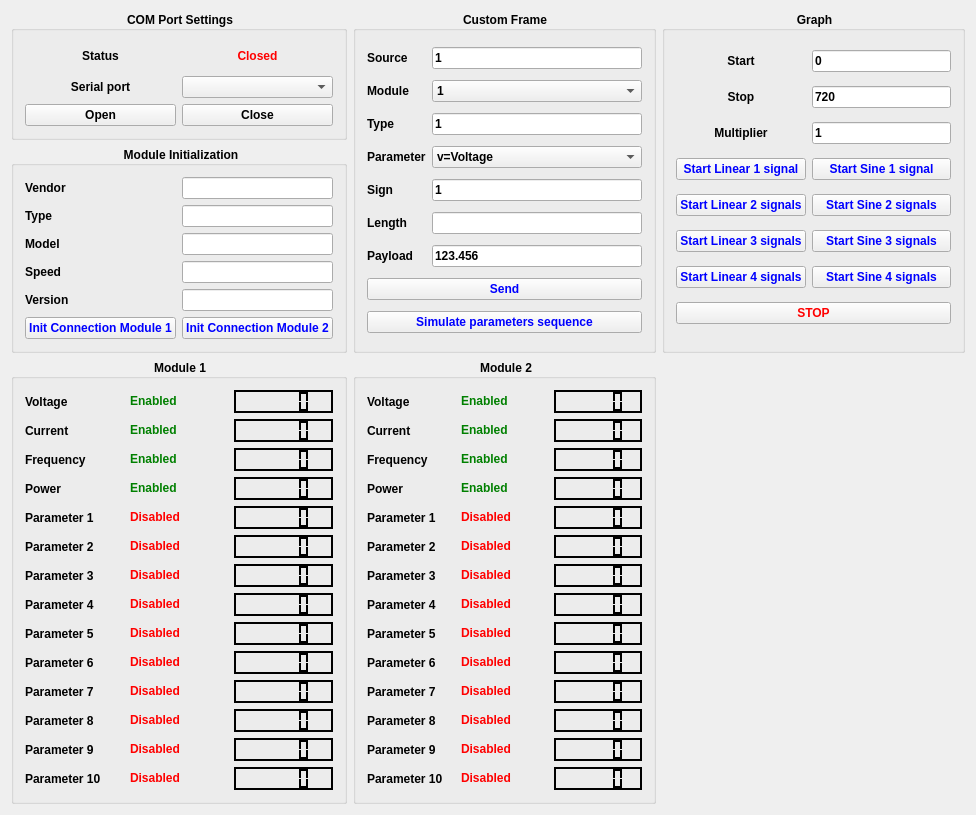
Qt form mainwindow.ui (adamchor1992/MScThesisPart4_TestApplication_PC_directly_to_NucleoF411) before a commit.
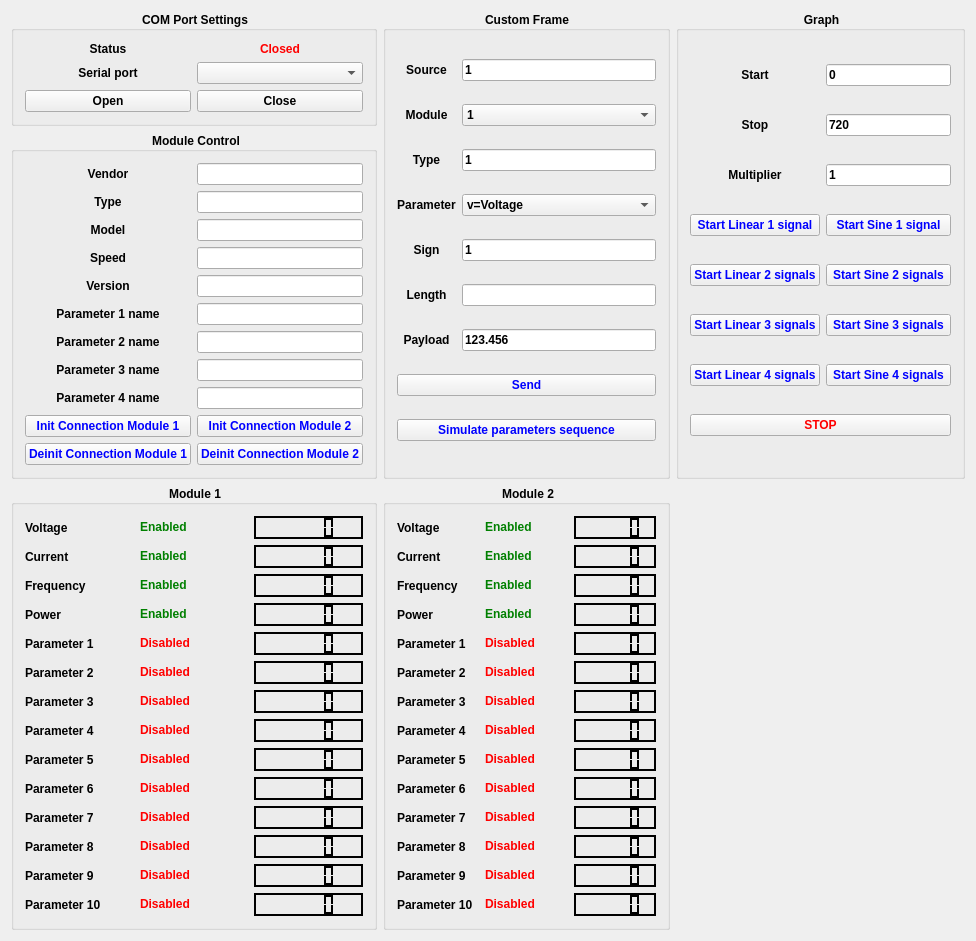
The same form after that commit.

Commit message: -improved port open/close logic -added labels and line edits for parameter names -added push buttons for optional Deinit Connection Module function

Patch:
```diff
--- a/mainwindow.ui
+++ b/mainwindow.ui
@@ -15,85 +15,91 @@
   </property>
   <widget class="QWidget" name="centralWidget">
    <layout class="QGridLayout" name="gridLayout_7">
-    <item row="1" column="0">
-     <widget class="QGroupBox" name="groupBox_ModuleInitializationControls">
+    <item row="0" column="0">
+     <widget class="QGroupBox" name="groupBox_ComPortControls">
+      <property name="font">
+       <font>
+        <weight>75</weight>
+        <italic>false</italic>
+        <bold>true</bold>
+       </font>
+      </property>
       <property name="styleSheet">
        <string notr="true">font:bold</string>
       </property>
       <property name="title">
-       <string>Module Initialization</string>
+       <string>COM Port Settings</string>
       </property>
       <property name="alignment">
        <set>Qt::AlignCenter</set>
       </property>
-      <layout class="QGridLayout" name="gridLayout">
+      <property name="flat">
+       <bool>false</bool>
+      </property>
+      <property name="checkable">
+       <bool>false</bool>
+      </property>
+      <layout class="QGridLayout" name="gridLayout_3">
        <item row="0" column="0">
-        <widget class="QLabel" name="label_Vendor">
+        <widget class="QLabel" name="label_Status">
          <property name="text">
-          <string>Vendor</string>
+          <string>Status</string>
+         </property>
+         <property name="alignment">
+          <set>Qt::AlignCenter</set>
          </property>
         </widget>
        </item>
        <item row="0" column="1">
-        <widget class="QLineEdit" name="lineEdit_Vendor"/>
+        <widget class="QLabel" name="label_ShowStatus">
+         <property name="styleSheet">
+          <string notr="true">color: rgb(255, 0, 0);</string>
+         </property>
+         <property name="text">
+          <string>&lt;color:red&gt;Closed&lt;/&gt;</string>
+         </property>
+         <property name="textFormat">
+          <enum>Qt::RichText</enum>
+         </property>
+         <property name="alignment">
+          <set>Qt::AlignCenter</set>
+         </property>
+        </widget>
        </item>
        <item row="1" column="0">
-        <widget class="QLabel" name="label_Type_2">
+        <widget class="QLabel" name="label_SerialPort">
          <property name="text">
-          <string>Type</string>
+          <string>Serial port</string>
+         </property>
+         <property name="alignment">
+          <set>Qt::AlignCenter</set>
          </property>
         </widget>
        </item>
        <item row="1" column="1">
-        <widget class="QLineEdit" name="lineEdit_ModuleType"/>
+        <widget class="QComboBox" name="comboBox_Port">
+         <property name="currentIndex">
+          <number>-1</number>
+         </property>
+         <property name="insertPolicy">
+          <enum>QComboBox::InsertAtBottom</enum>
+         </property>
+         <property name="sizeAdjustPolicy">
+          <enum>QComboBox::AdjustToContentsOnFirstShow</enum>
+         </property>
+        </widget>
        </item>
        <item row="2" column="0">
-        <widget class="QLabel" name="label_Model">
+        <widget class="QPushButton" name="pushButton_Open">
          <property name="text">
-          <string>Model</string>
+          <string>Open</string>
          </property>
         </widget>
        </item>
        <item row="2" column="1">
-        <widget class="QLineEdit" name="lineEdit_Model"/>
-       </item>
-       <item row="3" column="0">
-        <widget class="QLabel" name="label_Speed">
+        <widget class="QPushButton" name="pushButton_Close">
          <property name="text">
-          <string>Speed</string>
-         </property>
-        </widget>
-       </item>
-       <item row="3" column="1">
-        <widget class="QLineEdit" name="lineEdit_Speed"/>
-       </item>
-       <item row="4" column="0">
-        <widget class="QLabel" name="label_Version">
-         <property name="text">
-          <string>Version</string>
-         </property>
-        </widget>
-       </item>
-       <item row="4" column="1">
-        <widget class="QLineEdit" name="lineEdit_Version"/>
-       </item>
-       <item row="5" column="0">
-        <widget class="QPushButton" name="pushButton_InitConnectionModule1">
-         <property name="styleSheet">
-          <string notr="true">color: blue</string>
-         </property>
-         <property name="text">
-          <string>Init Connection Module 1</string>
-         </property>
-        </widget>
-       </item>
-       <item row="5" column="1">
-        <widget class="QPushButton" name="pushButton_InitConnectionModule2">
-         <property name="styleSheet">
-          <string notr="true">color: blue</string>
-         </property>
-         <property name="text">
-          <string>Init Connection Module 2</string>
+          <string>Close</string>
          </property>
         </widget>
        </item>
@@ -117,6 +123,9 @@
          <property name="text">
           <string>Source</string>
          </property>
+         <property name="alignment">
+          <set>Qt::AlignCenter</set>
+         </property>
         </widget>
        </item>
        <item row="0" column="1">
@@ -134,6 +143,9 @@
          <property name="text">
           <string>Module</string>
          </property>
+         <property name="alignment">
+          <set>Qt::AlignCenter</set>
+         </property>
         </widget>
        </item>
        <item row="1" column="1">
@@ -155,6 +167,9 @@
          <property name="text">
           <string>Type</string>
          </property>
+         <property name="alignment">
+          <set>Qt::AlignCenter</set>
+         </property>
         </widget>
        </item>
        <item row="2" column="1">
@@ -172,6 +187,9 @@
          <property name="text">
           <string>Parameter</string>
          </property>
+         <property name="alignment">
+          <set>Qt::AlignCenter</set>
+         </property>
         </widget>
        </item>
        <item row="4" column="0">
@@ -179,6 +197,9 @@
          <property name="text">
           <string>Sign</string>
          </property>
+         <property name="alignment">
+          <set>Qt::AlignCenter</set>
+         </property>
         </widget>
        </item>
        <item row="4" column="1">
@@ -196,6 +217,9 @@
          <property name="text">
           <string>Length</string>
          </property>
+         <property name="alignment">
+          <set>Qt::AlignCenter</set>
+         </property>
         </widget>
        </item>
        <item row="5" column="1">
@@ -210,6 +234,9 @@
          <property name="text">
           <string>Payload</string>
          </property>
+         <property name="alignment">
+          <set>Qt::AlignCenter</set>
+         </property>
         </widget>
        </item>
        <item row="6" column="1">
@@ -496,35 +523,22 @@
       </layout>
      </widget>
     </item>
-    <item row="0" column="0">
-     <widget class="QGroupBox" name="groupBox_ComPortControls">
-      <property name="font">
-       <font>
-        <weight>75</weight>
-        <italic>false</italic>
-        <bold>true</bold>
-       </font>
-      </property>
+    <item row="1" column="0">
+     <widget class="QGroupBox" name="groupBox_ModuleControls">
       <property name="styleSheet">
        <string notr="true">font:bold</string>
       </property>
       <property name="title">
-       <string>COM Port Settings</string>
+       <string>Module Control</string>
       </property>
       <property name="alignment">
        <set>Qt::AlignCenter</set>
       </property>
-      <property name="flat">
-       <bool>false</bool>
-      </property>
-      <property name="checkable">
-       <bool>false</bool>
-      </property>
-      <layout class="QGridLayout" name="gridLayout_3">
-       <item row="0" column="0">
-        <widget class="QLabel" name="label_Status">
+      <layout class="QGridLayout" name="gridLayout">
+       <item row="3" column="0">
+        <widget class="QLabel" name="label_Speed">
          <property name="text">
-          <string>Status</string>
+          <string>Speed</string>
          </property>
          <property name="alignment">
           <set>Qt::AlignCenter</set>
@@ -532,58 +546,152 @@
         </widget>
        </item>
        <item row="0" column="1">
-        <widget class="QLabel" name="label_ShowStatus">
+        <widget class="QLineEdit" name="lineEdit_Vendor"/>
+       </item>
+       <item row="9" column="1">
+        <widget class="QPushButton" name="pushButton_InitConnectionModule2">
          <property name="styleSheet">
-          <string notr="true">color: rgb(255, 0, 0);</string>
+          <string notr="true">color: blue</string>
          </property>
          <property name="text">
-          <string>&lt;color:red&gt;Closed&lt;/&gt;</string>
-         </property>
-         <property name="textFormat">
-          <enum>Qt::RichText</enum>
-         </property>
-         <property name="alignment">
-          <set>Qt::AlignCenter</set>
+          <string>Init Connection Module 2</string>
          </property>
         </widget>
        </item>
+       <item row="6" column="1">
+        <widget class="QLineEdit" name="lineEdit_Parameter2Name"/>
+       </item>
+       <item row="2" column="1">
+        <widget class="QLineEdit" name="lineEdit_Model"/>
+       </item>
        <item row="1" column="0">
-        <widget class="QLabel" name="label_SerialPort">
+        <widget class="QLabel" name="label_Type_2">
          <property name="text">
-          <string>Serial port</string>
+          <string>Type</string>
          </property>
          <property name="alignment">
           <set>Qt::AlignCenter</set>
          </property>
         </widget>
        </item>
-       <item row="1" column="1">
-        <widget class="QComboBox" name="comboBox_Port">
-         <property name="currentIndex">
-          <number>-1</number>
+       <item row="3" column="1">
+        <widget class="QLineEdit" name="lineEdit_Speed"/>
+       </item>
+       <item row="7" column="0">
+        <widget class="QLabel" name="label_Parameter1Name_3">
+         <property name="text">
+          <string>Parameter 3 name</string>
          </property>
-         <property name="insertPolicy">
-          <enum>QComboBox::InsertAtBottom</enum>
+         <property name="alignment">
+          <set>Qt::AlignCenter</set>
          </property>
-         <property name="sizeAdjustPolicy">
-          <enum>QComboBox::AdjustToContentsOnFirstShow</enum>
+        </widget>
+       </item>
+       <item row="7" column="1">
+        <widget class="QLineEdit" name="lineEdit_Parameter3Name"/>
+       </item>
+       <item row="4" column="0">
+        <widget class="QLabel" name="label_Version">
+         <property name="text">
+          <string>Version</string>
+         </property>
+         <property name="alignment">
+          <set>Qt::AlignCenter</set>
+         </property>
+        </widget>
+       </item>
+       <item row="0" column="0">
+        <widget class="QLabel" name="label_Vendor">
+         <property name="text">
+          <string>Vendor</string>
+         </property>
+         <property name="alignment">
+          <set>Qt::AlignCenter</set>
+         </property>
+        </widget>
+       </item>
+       <item row="6" column="0">
+        <widget class="QLabel" name="label_Parameter1Name_2">
+         <property name="text">
+          <string>Parameter 2 name</string>
+         </property>
+         <property name="alignment">
+          <set>Qt::AlignCenter</set>
+         </property>
+        </widget>
+       </item>
+       <item row="5" column="0">
+        <widget class="QLabel" name="label_Parameter1Name">
+         <property name="text">
+          <string>Parameter 1 name</string>
+         </property>
+         <property name="alignment">
+          <set>Qt::AlignCenter</set>
+         </property>
+        </widget>
+       </item>
+       <item row="10" column="1">
+        <widget class="QPushButton" name="pushButton_DeinitConnectionModule2">
+         <property name="styleSheet">
+          <string notr="true">color: blue</string>
+         </property>
+         <property name="text">
+          <string>Deinit Connection Module 2</string>
          </property>
         </widget>
        </item>
        <item row="2" column="0">
-        <widget class="QPushButton" name="pushButton_Open">
+        <widget class="QLabel" name="label_Model">
          <property name="text">
-          <string>Open</string>
+          <string>Model</string>
          </property>
+         <property name="alignment">
+          <set>Qt::AlignCenter</set>
+         </property>
         </widget>
        </item>
-       <item row="2" column="1">
-        <widget class="QPushButton" name="pushButton_Close">
+       <item row="5" column="1">
+        <widget class="QLineEdit" name="lineEdit_Parameter1Name"/>
+       </item>
+       <item row="9" column="0">
+        <widget class="QPushButton" name="pushButton_InitConnectionModule1">
+         <property name="styleSheet">
+          <string notr="true">color: blue</string>
+         </property>
          <property name="text">
-          <string>Close</string>
+          <string>Init Connection Module 1</string>
          </property>
         </widget>
        </item>
+       <item row="1" column="1">
+        <widget class="QLineEdit" name="lineEdit_ModuleType"/>
+       </item>
+       <item row="4" column="1">
+        <widget class="QLineEdit" name="lineEdit_Version"/>
+       </item>
+       <item row="10" column="0">
+        <widget class="QPushButton" name="pushButton_DeinitConnectionModule1">
+         <property name="styleSheet">
+          <string notr="true">color: blue</string>
+         </property>
+         <property name="text">
+          <string>Deinit Connection Module 1</string>
+         </property>
+        </widget>
+       </item>
+       <item row="8" column="0">
+        <widget class="QLabel" name="label_Parameter1Name_4">
+         <property name="text">
+          <string>Parameter 4 name</string>
+         </property>
+         <property name="alignment">
+          <set>Qt::AlignCenter</set>
+         </property>
+        </widget>
+       </item>
+       <item row="8" column="1">
+        <widget class="QLineEdit" name="lineEdit_Parameter4Name"/>
+       </item>
       </layout>
      </widget>
     </item>
```
The commit also changes 2 other files.
